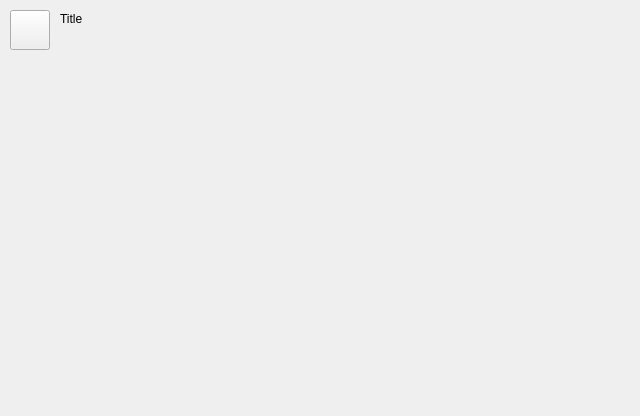
Above: tiberius/widget/educationadvisorwidget.ui from jeffmeese/tiberius before the change. Below: the same form after it.
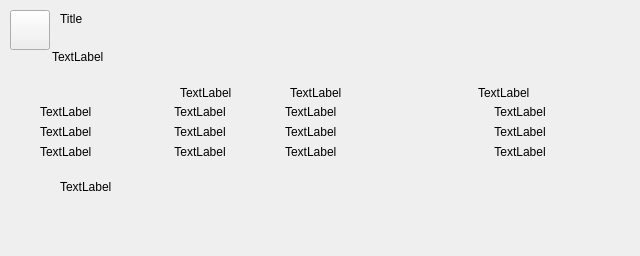
That is the form after the change. Custom widgets are drawn as their Qt base class.

```diff
--- a/tiberius/widget/educationadvisorwidget.ui
+++ b/tiberius/widget/educationadvisorwidget.ui
@@ -7,7 +7,7 @@
     <x>0</x>
     <y>0</y>
     <width>640</width>
-    <height>416</height>
+    <height>256</height>
    </rect>
   </property>
   <property name="windowTitle">
@@ -42,6 +42,288 @@
     <set>Qt::AlignLeading|Qt::AlignLeft|Qt::AlignTop</set>
    </property>
   </widget>
+  <widget class="Label" name="cSubtitle">
+   <property name="geometry">
+    <rect>
+     <x>52</x>
+     <y>50</y>
+     <width>63</width>
+     <height>20</height>
+    </rect>
+   </property>
+   <property name="text">
+    <string>TextLabel</string>
+   </property>
+   <property name="alignment">
+    <set>Qt::AlignLeading|Qt::AlignLeft|Qt::AlignTop</set>
+   </property>
+  </widget>
+  <widget class="MessageWidget" name="cEducationArea" native="true">
+   <property name="geometry">
+    <rect>
+     <x>32</x>
+     <y>100</y>
+     <width>576</width>
+     <height>64</height>
+    </rect>
+   </property>
+  </widget>
+  <widget class="Label" name="cMessage">
+   <property name="geometry">
+    <rect>
+     <x>60</x>
+     <y>180</y>
+     <width>512</width>
+     <height>20</height>
+    </rect>
+   </property>
+   <property name="text">
+    <string>TextLabel</string>
+   </property>
+   <property name="alignment">
+    <set>Qt::AlignLeading|Qt::AlignLeft|Qt::AlignTop</set>
+   </property>
+  </widget>
+  <widget class="Label" name="cWorking">
+   <property name="geometry">
+    <rect>
+     <x>180</x>
+     <y>86</y>
+     <width>63</width>
+     <height>20</height>
+    </rect>
+   </property>
+   <property name="text">
+    <string>TextLabel</string>
+   </property>
+   <property name="alignment">
+    <set>Qt::AlignLeading|Qt::AlignLeft|Qt::AlignTop</set>
+   </property>
+  </widget>
+  <widget class="Label" name="cCanEducate">
+   <property name="geometry">
+    <rect>
+     <x>290</x>
+     <y>86</y>
+     <width>63</width>
+     <height>20</height>
+    </rect>
+   </property>
+   <property name="text">
+    <string>TextLabel</string>
+   </property>
+   <property name="alignment">
+    <set>Qt::AlignLeading|Qt::AlignLeft|Qt::AlignTop</set>
+   </property>
+  </widget>
+  <widget class="Label" name="cCoverage">
+   <property name="geometry">
+    <rect>
+     <x>478</x>
+     <y>86</y>
+     <width>63</width>
+     <height>20</height>
+    </rect>
+   </property>
+   <property name="text">
+    <string>TextLabel</string>
+   </property>
+   <property name="alignment">
+    <set>Qt::AlignLeading|Qt::AlignLeft|Qt::AlignTop</set>
+   </property>
+  </widget>
+  <widget class="Label" name="cSchoolNumber">
+   <property name="geometry">
+    <rect>
+     <x>40</x>
+     <y>105</y>
+     <width>63</width>
+     <height>20</height>
+    </rect>
+   </property>
+   <property name="text">
+    <string>TextLabel</string>
+   </property>
+   <property name="alignment">
+    <set>Qt::AlignLeading|Qt::AlignLeft|Qt::AlignTop</set>
+   </property>
+  </widget>
+  <widget class="Label" name="cSchoolWorking">
+   <property name="geometry">
+    <rect>
+     <x>150</x>
+     <y>105</y>
+     <width>100</width>
+     <height>20</height>
+    </rect>
+   </property>
+   <property name="text">
+    <string>TextLabel</string>
+   </property>
+   <property name="alignment">
+    <set>Qt::AlignHCenter|Qt::AlignTop</set>
+   </property>
+  </widget>
+  <widget class="Label" name="cSchoolCanEducate">
+   <property name="geometry">
+    <rect>
+     <x>285</x>
+     <y>105</y>
+     <width>69</width>
+     <height>20</height>
+    </rect>
+   </property>
+   <property name="text">
+    <string>TextLabel</string>
+   </property>
+   <property name="alignment">
+    <set>Qt::AlignLeading|Qt::AlignLeft|Qt::AlignTop</set>
+   </property>
+  </widget>
+  <widget class="Label" name="cSchoolCoverage">
+   <property name="geometry">
+    <rect>
+     <x>420</x>
+     <y>105</y>
+     <width>200</width>
+     <height>20</height>
+    </rect>
+   </property>
+   <property name="text">
+    <string>TextLabel</string>
+   </property>
+   <property name="alignment">
+    <set>Qt::AlignHCenter|Qt::AlignTop</set>
+   </property>
+  </widget>
+  <widget class="Label" name="cAcademyCoverage">
+   <property name="geometry">
+    <rect>
+     <x>420</x>
+     <y>125</y>
+     <width>200</width>
+     <height>20</height>
+    </rect>
+   </property>
+   <property name="text">
+    <string>TextLabel</string>
+   </property>
+   <property name="alignment">
+    <set>Qt::AlignHCenter|Qt::AlignTop</set>
+   </property>
+  </widget>
+  <widget class="Label" name="cAcademyCanEducate">
+   <property name="geometry">
+    <rect>
+     <x>285</x>
+     <y>125</y>
+     <width>71</width>
+     <height>20</height>
+    </rect>
+   </property>
+   <property name="text">
+    <string>TextLabel</string>
+   </property>
+   <property name="alignment">
+    <set>Qt::AlignLeading|Qt::AlignLeft|Qt::AlignTop</set>
+   </property>
+  </widget>
+  <widget class="Label" name="cAcademyWorking">
+   <property name="geometry">
+    <rect>
+     <x>150</x>
+     <y>125</y>
+     <width>100</width>
+     <height>20</height>
+    </rect>
+   </property>
+   <property name="text">
+    <string>TextLabel</string>
+   </property>
+   <property name="alignment">
+    <set>Qt::AlignHCenter|Qt::AlignTop</set>
+   </property>
+  </widget>
+  <widget class="Label" name="cAcademyNumber">
+   <property name="geometry">
+    <rect>
+     <x>40</x>
+     <y>125</y>
+     <width>63</width>
+     <height>20</height>
+    </rect>
+   </property>
+   <property name="text">
+    <string>TextLabel</string>
+   </property>
+   <property name="alignment">
+    <set>Qt::AlignLeading|Qt::AlignLeft|Qt::AlignTop</set>
+   </property>
+  </widget>
+  <widget class="Label" name="cLibraryCoverage">
+   <property name="geometry">
+    <rect>
+     <x>420</x>
+     <y>145</y>
+     <width>200</width>
+     <height>20</height>
+    </rect>
+   </property>
+   <property name="text">
+    <string>TextLabel</string>
+   </property>
+   <property name="alignment">
+    <set>Qt::AlignHCenter|Qt::AlignTop</set>
+   </property>
+  </widget>
+  <widget class="Label" name="cLibraryCanEducate">
+   <property name="geometry">
+    <rect>
+     <x>285</x>
+     <y>145</y>
+     <width>69</width>
+     <height>20</height>
+    </rect>
+   </property>
+   <property name="text">
+    <string>TextLabel</string>
+   </property>
+   <property name="alignment">
+    <set>Qt::AlignLeading|Qt::AlignLeft|Qt::AlignTop</set>
+   </property>
+  </widget>
+  <widget class="Label" name="cLibraryWorking">
+   <property name="geometry">
+    <rect>
+     <x>150</x>
+     <y>145</y>
+     <width>100</width>
+     <height>20</height>
+    </rect>
+   </property>
+   <property name="text">
+    <string>TextLabel</string>
+   </property>
+   <property name="alignment">
+    <set>Qt::AlignHCenter|Qt::AlignTop</set>
+   </property>
+  </widget>
+  <widget class="Label" name="cLibraryNumber">
+   <property name="geometry">
+    <rect>
+     <x>40</x>
+     <y>145</y>
+     <width>63</width>
+     <height>20</height>
+    </rect>
+   </property>
+   <property name="text">
+    <string>TextLabel</string>
+   </property>
+   <property name="alignment">
+    <set>Qt::AlignLeading|Qt::AlignLeft|Qt::AlignTop</set>
+   </property>
+  </widget>
  </widget>
  <customwidgets>
   <customwidget>
@@ -54,6 +336,12 @@
    <extends>QLabel</extends>
    <header>widget/label.h</header>
   </customwidget>
+  <customwidget>
+   <class>MessageWidget</class>
+   <extends>QWidget</extends>
+   <header>widget/messagewidget.h</header>
+   <container>1</container>
+  </customwidget>
  </customwidgets>
  <resources/>
  <connections/>
```
